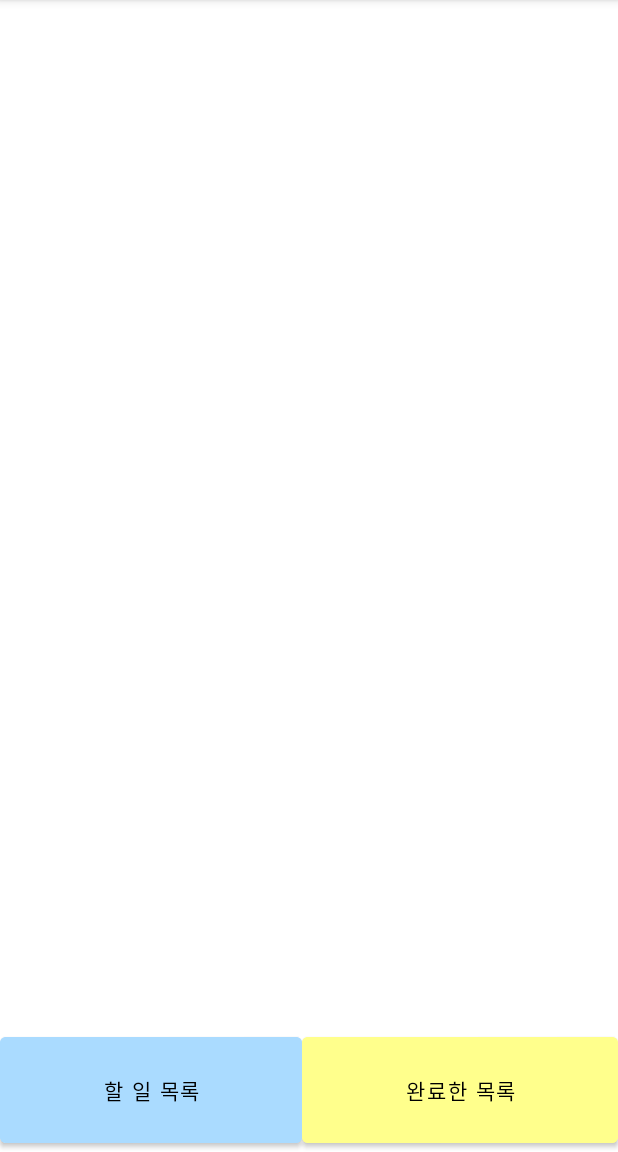
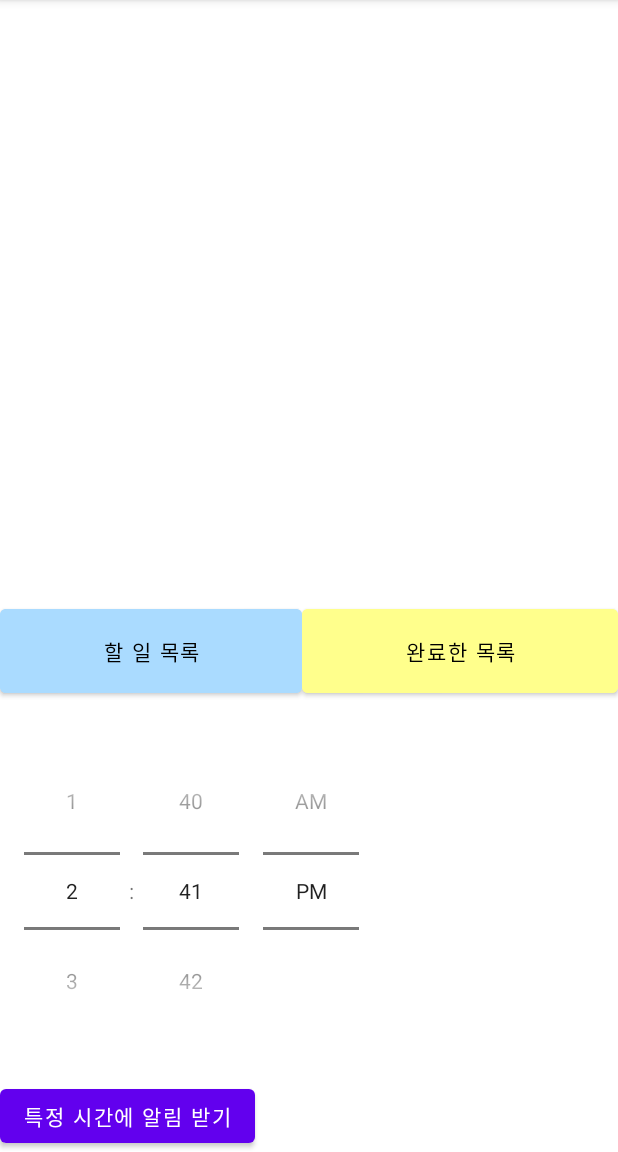
Before and after one commit to gmlwls768/reminder_android, an Android app: the CompleteActivity screen opened directly, with no data from a screen before it, on a phone screen of 412 x 824 dp, the part 84-1236 px from its top. Run offline under Robolectric (Android 15) with nearby library versions, the phone set to English and light mode, and no system bars.

Commit message:
알림기능 Base코드 구현

```diff
--- a/app/src/main/AndroidManifest.xml
+++ b/app/src/main/AndroidManifest.xml
@@ -1,6 +1,9 @@
 <?xml version="1.0" encoding="utf-8"?>
 <manifest xmlns:android="http://schemas.android.com/apk/res/android"
+    package="com.example.reminder_project"
     xmlns:tools="http://schemas.android.com/tools">
+    <uses-permission android:name="android.permission.WAKE_LOCK" />
+    <uses-permission android:name="android.permission.SCHEDULE_EXACT_ALARM" /> //adding the new SCHEDULE_EXACT_ALARM permission
 
     <application
         android:allowBackup="true"
@@ -39,6 +42,7 @@
                 android:name="android.app.lib_name"
                 android:value="" />
         </activity>
+        <receiver android:name=".AlarmNotification" />
     </application>
 
 </manifest>
--- a/app/src/main/java/com/example/reminder_project/CompleteActivity.java
+++ b/app/src/main/java/com/example/reminder_project/CompleteActivity.java
@@ -11,6 +11,7 @@ import android.widget.Button;
 import android.widget.CheckBox;
 import android.widget.LinearLayout;
 import android.widget.TextView;
+import android.widget.TimePicker;
 import android.widget.Toast;
 
 public class CompleteActivity extends AppCompatActivity {
@@ -78,6 +79,11 @@ public class CompleteActivity extends AppCompatActivity {
         }
         cursor.close();
 
+        TimePicker timePicker = (TimePicker) findViewById(R.id.timePicker); //타임피커 연결
+
+        Button button = (Button) findViewById(R.id.button); //버튼 연결
+        button.setOnClickListener(new btnClickListener(this, timePicker));
+
         todoBtn.setOnClickListener(new View.OnClickListener() {
             @Override
             public void onClick(View view) {
--- a/app/src/main/res/layout/activity_complete.xml
+++ b/app/src/main/res/layout/activity_complete.xml
@@ -48,4 +48,17 @@
             android:textColor="#000000"
             android:backgroundTint="#FFFF8C"/>
     </LinearLayout>
+    <TimePicker
+        android:id="@+id/timePicker"
+        android:layout_width="wrap_content"
+        android:layout_height="wrap_content"
+        android:timePickerMode="spinner"
+        android:layout_marginTop="20dp"/>
+
+    <Button
+        android:text="특정 시간에 알림 받기"
+        android:layout_width="wrap_content"
+        android:layout_height="wrap_content"
+        android:layout_marginTop="20dp"
+        android:id="@+id/button" />
 </LinearLayout>
```
Also changed, not shown: app/src/main/java/com/example/reminder_project/AlarmNotification.java (added, +61 -0 lines), app/src/main/java/com/example/reminder_project/btnClickListener.java (added, +81 -0 lines).
